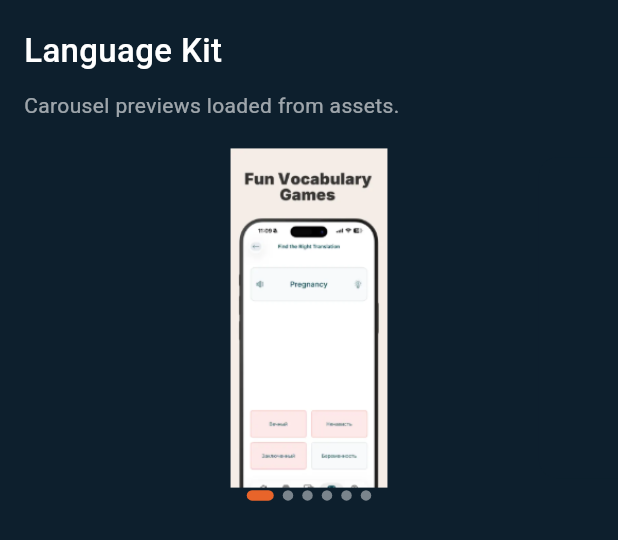
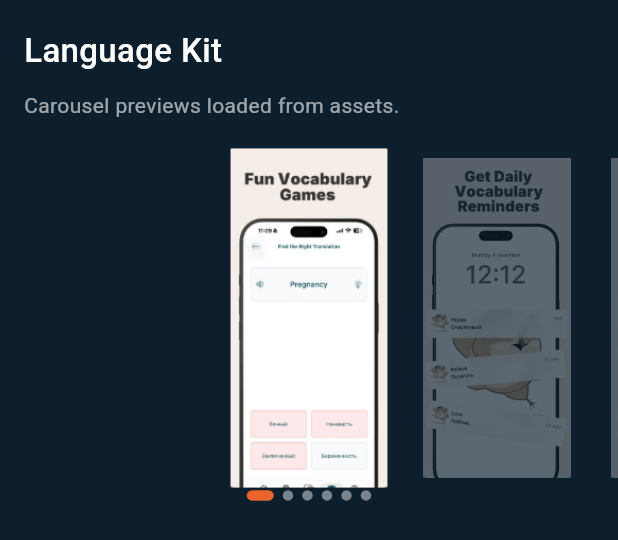
Before and after one commit to Iron-Byte/iron_byte, a Flutter app: the ProfileInfo widget shown alone on an empty page, opened directly, on a phone screen of 412 x 824 dp. Shown: the top 540 px of the screen. Run offline on Flutter 3.47's test engine with Material 3 defaults, Android fonts, the phone set to English and light mode, and no system bars; our stand-ins replace easy_localization, file_picker, flutter_bloc, freezed_annotation, gap, go_router; missing offline and left inert: dart:html, flutter_email_sender.

Commit message:
updated sldier

```diff
--- /dev/null
+++ b/lib/features/common_widgets/image_carousel.dart
@@ -0,0 +1,456 @@
+import 'dart:async' show unawaited;
+import 'dart:math' as math;
+
+import 'package:flutter/gestures.dart';
+import 'package:flutter/material.dart';
+import 'package:iron_byte/core/themes/themes.dart';
+
+/// Reusable horizontal image carousel with page snapping, scaling, fade
+/// transitions, and optional dot indicator.
+///
+/// Notes:
+/// - This widget currently works with asset paths (`Image.asset`).
+/// - It optionally precaches all images to avoid decode “pops” while paging.
+class ImageCarousel extends StatefulWidget {
+  const ImageCarousel({
+    super.key,
+    required this.imagePaths,
+    this.aspectRatio = 16 / 9,
+    this.viewportFraction = 0.33, // 0.78,
+    this.itemSpacing = 10,
+    this.activeScaleBoost = 1.06,
+    this.imageFit = BoxFit.contain,
+    /// Inset for the pager so scaled “active” slides are not clipped by an
+    /// outer [ClipRect].
+    this.horizontalClipGutter = 0,
+    this.borderRadius = AppRadius.borderMd12,
+    this.pageIndicator = true,
+    this.precacheImages = true,
+    this.placeholderText = 'No images',
+  });
+
+  final List<String> imagePaths;
+  final double aspectRatio;
+  final double viewportFraction;
+  final double itemSpacing;
+  final double activeScaleBoost;
+  /// [BoxFit.cover] fills the frame but crops; [BoxFit.contain] shows the full image.
+  final BoxFit imageFit;
+  final double horizontalClipGutter;
+  final BorderRadius borderRadius;
+  final bool pageIndicator;
+  final bool precacheImages;
+  final String placeholderText;
+
+  @override
+  State<ImageCarousel> createState() => _ImageCarouselState();
+}
+
+class _HorizontalPagerScrollBehavior extends MaterialScrollBehavior {
+  const _HorizontalPagerScrollBehavior();
+
+  @override
+  Set<PointerDeviceKind> get dragDevices => {
+        PointerDeviceKind.touch,
+        PointerDeviceKind.stylus,
+        PointerDeviceKind.trackpad,
+        PointerDeviceKind.mouse,
+      };
+}
+
+class _ImageCarouselState extends State<ImageCarousel> {
+  late final PageController _pageController;
+  /// Settled index for dots; [ValueNotifier] avoids [setState] full rebuild on snap.
+  late final ValueNotifier<int> _settledPage;
+  String? _loadedSignature;
+  bool _allImagesReady = false;
+
+  @override
+  void initState() {
+    super.initState();
+    _pageController = PageController(viewportFraction: widget.viewportFraction);
+    _settledPage = ValueNotifier(0);
+    _allImagesReady = !widget.precacheImages;
+  }
+
+  @override
+  void didChangeDependencies() {
+    super.didChangeDependencies();
+    if (widget.precacheImages) {
+      unawaited(_loadAllImages());
+    }
+  }
+
+  @override
+  void didUpdateWidget(covariant ImageCarousel oldWidget) {
+    super.didUpdateWidget(oldWidget);
+
+    if (oldWidget.precacheImages != widget.precacheImages) {
+      setState(() => _allImagesReady = !widget.precacheImages);
+      if (widget.precacheImages) unawaited(_loadAllImages());
+      return;
+    }
+
+    if (!widget.precacheImages) return;
+
+    if (!_samePathList(oldWidget.imagePaths, widget.imagePaths)) {
+      setState(() => _allImagesReady = false);
+      unawaited(_loadAllImages());
+    }
+  }
+
+  bool _samePathList(List<String> a, List<String> b) {
+    if (a.length != b.length) return false;
+    for (var i = 0; i < a.length; i++) {
+      if (a[i] != b[i]) return false;
+    }
+    return true;
+  }
+
+  /// Wait until every asset is decoded so paging only slides in-memory bitmaps.
+  Future<void> _loadAllImages() async {
+    final paths = widget.imagePaths;
+    if (paths.isEmpty) {
+      if (mounted) setState(() => _allImagesReady = false);
+      return;
+    }
+
+    final sig = paths.join('\u0001');
+    if (_loadedSignature == sig && _allImagesReady) return;
+
+    await Future.wait([
+      for (final path in paths) precacheImage(AssetImage(path), context),
+    ]);
+
+    if (!mounted) return;
+    if (widget.imagePaths.join('\u0001') != sig) return;
+
+    setState(() {
+      _allImagesReady = true;
+      _loadedSignature = sig;
+    });
+  }
+
+  @override
+  void dispose() {
+    _settledPage.dispose();
+    _pageController.dispose();
+    super.dispose();
+  }
+
+  void _goRelative(int delta) {
+    if (!_pageController.hasClients || widget.imagePaths.length < 2) return;
+    final cur = _settledPage.value;
+    final target = (cur + delta).clamp(0, widget.imagePaths.length - 1);
+    if (target == cur) return;
+    _pageController.animateToPage(
+      target,
+      duration: const Duration(milliseconds: 320),
+      curve: Curves.easeOutCubic,
+    );
+  }
+
+  void _onPointerSignal(PointerSignalEvent event) {
+    if (widget.imagePaths.length < 2) return;
+    if (event is! PointerScrollEvent) return;
+
+    final d = event.scrollDelta;
+    // Prefer horizontal intent so vertical page scroll still works.
+    if (d.dx.abs() <= d.dy.abs() * 1.25) return;
+
+    if (d.dx < -2) {
+      _goRelative(1);
+    } else if (d.dx > 2) {
+      _goRelative(-1);
+    }
+  }
+
+  void _onTapDot(int index) {
+    _pageController.animateToPage(
+      index,
+      duration: const Duration(milliseconds: 320),
+      curve: Curves.easeOutCubic,
+    );
+  }
+
+  double _scaleForIndex(double pageValue, int index) {
+    final delta = (pageValue - index).abs().clamp(0.0, 1.0);
+    final boost = widget.activeScaleBoost - 1;
+    return 1 + boost * (1 - delta);
+  }
+
+  /// Scroll-linked fade: centered slide fully opaque; neighbors fade toward [_opacityFloor]
+  /// so outgoing/incoming slides crossfade smoothly while peek rails stay
+  /// faintly visible at rest.
+  static const double _opacityFloor = 0.32;
+
+  double _opacityForIndex(double pageValue, int index) {
+    final delta = (pageValue - index).abs().clamp(0.0, 1.0);
+    final eased = Curves.easeInOutCubic.transform(1 - delta);
+    return _opacityFloor + (1.0 - _opacityFloor) * eased;
+  }
+
+  ({double width, double height}) _resolveBox(Size screen, double maxWidth) {
+    final shortest = math.min(screen.width, screen.height);
+    final maxHeight = math.min(shortest * 0.52, 560.0);
+    final idealHeight = maxWidth / widget.aspectRatio;
+    final height = idealHeight.clamp(140.0, maxHeight);
+    final width = height * widget.aspectRatio;
+    return (width: math.min(width, maxWidth), height: height);
+  }
+
+  @override
+  Widget build(BuildContext context) {
+    final paths = widget.imagePaths;
+
+    if (paths.isEmpty) {
+      return _CarouselPlaceholder(
+        aspectRatio: widget.aspectRatio,
+        text: widget.placeholderText,
+      );
+    }
+
+    final screen = MediaQuery.sizeOf(context);
+
+    return LayoutBuilder(
+      builder: (context, constraints) {
+        final box = _resolveBox(screen, constraints.maxWidth);
+
+        if (!_allImagesReady) {
+          return Center(
+            child: SizedBox(
+              width: box.width,
+              height: box.height,
+              child: const Center(
+                child: CircularProgressIndicator(
+                  color: AppColors.primary,
+                ),
+              ),
+            ),
+          );
+        }
+
+        if (paths.length == 1) {
+          return Center(
+            child: SizedBox(
+              width: box.width,
+              height: box.height,
+              child: Transform.scale(
+                scale: widget.activeScaleBoost,
+                alignment: Alignment.center,
+                child: _CarouselImageTile(
+                  path: paths.single,
+                  borderRadius: widget.borderRadius,
+                  fit: widget.imageFit,
+                ),
+              ),
+            ),
+          );
+        }
+
+        return Column(
+          mainAxisSize: MainAxisSize.min,
+          children: [
+            Center(
+              child: SizedBox(
+                width: box.width,
+                height: box.height,
+                child: Padding(
+                  padding: EdgeInsets.symmetric(
+                    horizontal: widget.horizontalClipGutter,
+                  ),
+                  child: ScrollConfiguration(
+                    behavior: const _HorizontalPagerScrollBehavior(),
+                    child: Listener(
+                      onPointerSignal: _onPointerSignal,
+                      child: AnimatedBuilder(
+                        animation: _pageController,
+                        builder: (context, _) {
+                          final pageVal =
+                              _pageController.hasClients &&
+                                      _pageController.page != null
+                                  ? _pageController.page!
+                                  : _settledPage.value.toDouble();
+
+                          // Eager [children]: every slide is built & decoded before paging.
+                          return PageView(
+                            controller: _pageController,
+                            clipBehavior: Clip.none,
+                            padEnds: true,
+                            physics: const BouncingScrollPhysics(),
+                            onPageChanged: (i) => _settledPage.value = i,
+                            children: [
+                              for (var index = 0;
+                                  index < paths.length;
+                                  index++)
+                                KeyedSubtree(
+                                  key: ValueKey(paths[index]),
+                                  child: RepaintBoundary(
+                                    child: Padding(
+                                      padding: EdgeInsets.symmetric(
+                                        horizontal: widget.itemSpacing / 2,
+                                      ),
+                                      child: Opacity(
+                                        opacity: _opacityForIndex(
+                                          pageVal,
+                                          index,
+                                        ),
+                                        child: Transform.scale(
+                                          scale:
+                                              _scaleForIndex(pageVal, index),
+                                          alignment: Alignment.center,
+                                          filterQuality: FilterQuality.medium,
+                                          child: _CarouselImageTile(
+                                            path: paths[index],
+                                            borderRadius: widget.borderRadius,
+                                            fit: widget.imageFit,
+                                          ),
+                                        ),
+                                      ),
+                                    ),
+                                  ),
+                                ),
+                            ],
+                          );
+                        },
+                      ),
+                    ),
+                  ),
+                ),
+              ),
+            ),
+            if (widget.pageIndicator)
+              const SizedBox(height: AppSpacing.sm8),
+            if (widget.pageIndicator)
+              ValueListenableBuilder<int>(
+                valueListenable: _settledPage,
+                builder: (context, settled, _) {
+                  return _CarouselPageIndicator(
+                    count: paths.length,
+                    activeIndex: settled.clamp(0, paths.length - 1),
+                    onTapIndex: _onTapDot,
+                  );
+                },
+              ),
+          ],
+        );
+      },
+    );
+  }
+}
+
+class _CarouselImageTile extends StatelessWidget {
+  const _CarouselImageTile({
+    required this.path,
+    required this.borderRadius,
+    required this.fit,
+  });
+
+  final String path;
+  final BorderRadius borderRadius;
+  final BoxFit fit;
+
+  @override
+  Widget build(BuildContext context) {
+    return ClipRRect(
+      borderRadius: borderRadius,
+      child: ColoredBox(
+        color: AppColors.background,
+        child: Image.asset(
+          path,
+          fit: fit,
+          alignment: Alignment.center,
+          width: double.infinity,
+          height: double.infinity,
+          gaplessPlayback: true,
+          errorBuilder: (context, error, stackTrace) =>
+              const _CarouselImageError(),
+        ),
+      ),
+    );
+  }
+}
+
+class _CarouselImageError extends StatelessWidget {
+  const _CarouselImageError();
+
+  @override
+  Widget build(BuildContext context) {
+    return const ColoredBox(
+      color: AppColors.background,
+      child: Center(
+        child: Icon(
+          Icons.broken_image_outlined,
+          size: 40,
+          color: AppColors.textMuted,
+        ),
+      ),
+    );
+  }
+}
+
+class _CarouselPlaceholder extends StatelessWidget {
+  const _CarouselPlaceholder({
+    required this.aspectRatio,
+    required this.text,
+  });
+
+  final double aspectRatio;
+  final String text;
+
+  @override
+  Widget build(BuildContext context) {
+    return AspectRatio(
+      aspectRatio: aspectRatio,
+      child: ColoredBox(
+        color: AppColors.background,
+        child: Center(
+          child: SelectableText(
+            text,
+            style: AppTextStyles.caption.copyWith(color: AppColors.textMuted),
+          ),
+        ),
+      ),
+    );
+  }
+}
+
+class _CarouselPageIndicator extends StatelessWidget {
+  const _CarouselPageIndicator({
+    required this.count,
+    required this.activeIndex,
+    required this.onTapIndex,
+  });
+
+  final int count;
+  final int activeIndex;
+  final ValueChanged<int> onTapIndex;
+
+  @override
+  Widget build(BuildContext context) {
+    if (count <= 1) return const SizedBox.shrink();
+
+    return Row(
+      mainAxisAlignment: MainAxisAlignment.center,
+      children: List.generate(count, (i) {
+        final active = i == activeIndex;
+        return GestureDetector(
+          onTap: () => onTapIndex(i),
+          child: AnimatedContainer(
+            duration: const Duration(milliseconds: 200),
+            curve: Curves.easeOutCubic,
+            margin: const EdgeInsets.symmetric(horizontal: 3),
+            width: active ? 18 : 7,
+            height: 7,
+            decoration: BoxDecoration(
+              borderRadius: BorderRadius.circular(4),
+              color: active
+                  ? AppColors.primary
+                  : AppColors.textMuted.withValues(alpha: 0.45),
+            ),
+          ),
+        );
+      }),
+    );
+  }
+}
--- a/lib/features/profile_info/presentation/widgets/profile_info.dart
+++ b/lib/features/profile_info/presentation/widgets/profile_info.dart
@@ -3,7 +3,7 @@ import 'package:iron_byte/core/themes/themes.dart';
 import 'package:iron_byte/features/profile_info/data/datasources/language_kit_assets_local_datasource.dart';
 import 'package:iron_byte/features/profile_info/data/repositories/language_kit_assets_repository_impl.dart';
 import 'package:iron_byte/features/profile_info/domain/usecases/get_language_kit_image_paths.dart';
-import 'package:iron_byte/features/profile_info/presentation/widgets/language_kit_carousel.dart';
+import 'package:iron_byte/features/common_widgets/image_carousel.dart';
 
 class ProfileInfo extends StatefulWidget {
   const ProfileInfo({
@@ -44,7 +44,7 @@ class _ProfileInfoState extends State<ProfileInfo> {
       builder: (context, snapshot) {
         final paths = snapshot.data ?? const <String>[];
 
-        Widget carousel = LanguageKitCarousel(imagePaths: paths);
+        Widget carousel = ImageCarousel(imagePaths: paths);
 
         if (snapshot.connectionState == ConnectionState.waiting &&
             paths.isEmpty) {
--- a/lib/features/profile_info/profile_info.dart
+++ b/lib/features/profile_info/profile_info.dart
@@ -2,6 +2,5 @@ export 'package:iron_byte/features/profile_info/data/datasources/language_kit_as
 export 'package:iron_byte/features/profile_info/data/repositories/language_kit_assets_repository_impl.dart';
 export 'package:iron_byte/features/profile_info/domain/repositories/language_kit_assets_repository.dart';
 export 'package:iron_byte/features/profile_info/domain/usecases/get_language_kit_image_paths.dart';
-export 'package:iron_byte/features/profile_info/presentation/widgets/carousel_page_indicator.dart';
-export 'package:iron_byte/features/profile_info/presentation/widgets/language_kit_carousel.dart';
+export 'package:iron_byte/features/common_widgets/image_carousel.dart';
 export 'package:iron_byte/features/profile_info/presentation/widgets/profile_info.dart';
--- a/lib/features/project_brief_review/presentation/widgets/project_info.dart
+++ b/lib/features/project_brief_review/presentation/widgets/project_info.dart
@@ -1,7 +1,7 @@
 import 'package:flutter/material.dart';
 import 'package:iron_byte/assets/assets.dart';
 import 'package:iron_byte/core/themes/themes.dart';
-import 'package:iron_byte/features/profile_info/presentation/widgets/language_kit_carousel.dart';
+import 'package:iron_byte/features/common_widgets/image_carousel.dart';
 
 const _loremShort =
     'Lorem ipsum dolor sit amet, consectetur adipiscing elit. Sed do '
@@ -21,7 +21,7 @@ class ProjectInfo extends StatelessWidget {
     /// [ClipRect]: keep adjacent slide art from painting over the text column.
     /// Peek carousel: viewportFraction plus scale keeps center slide large and sides smaller.
     final carousel = ClipRect(
-      child: LanguageKitCarousel(
+      child: ImageCarousel(
         imagePaths: LanguageKitPaths.carousel,
         aspectRatio: 9 / 16,
         viewportFraction: 0.82,
@@ -58,11 +58,12 @@ class ProjectInfo extends StatelessWidget {
             Row(
               crossAxisAlignment: CrossAxisAlignment.start,
               children: [
-                Expanded(flex: 3, child: carousel),
+                Expanded(flex: 2, child: carousel),
                 SizedBox(width: width >= 480 ? AppSpacing.xxl24 : AppSpacing.sm8),
-                Expanded(flex: 2, child: textBlock),
+                Expanded(flex: 4, child: textBlock),
               ],
             ),
+
           ],
         ),
       ),
```
Also changed, not shown: lib/features/profile_info/presentation/widgets/image_carousel.dart (renamed from lib/features/profile_info/presentation/widgets/language_kit_carousel.dart).
